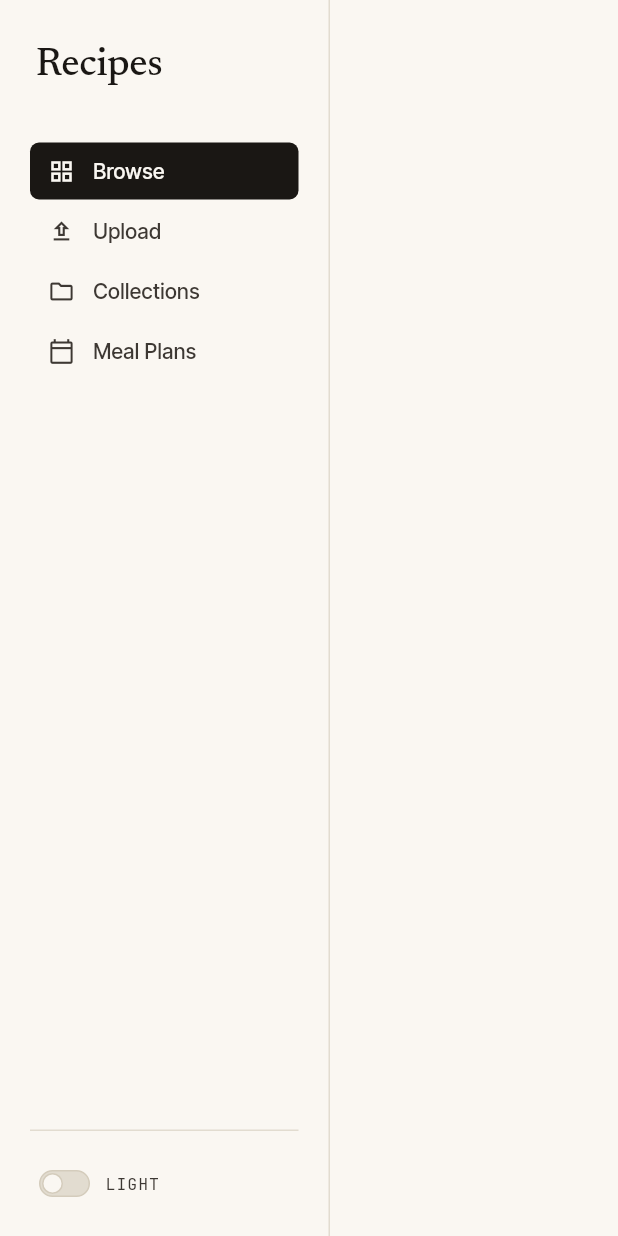
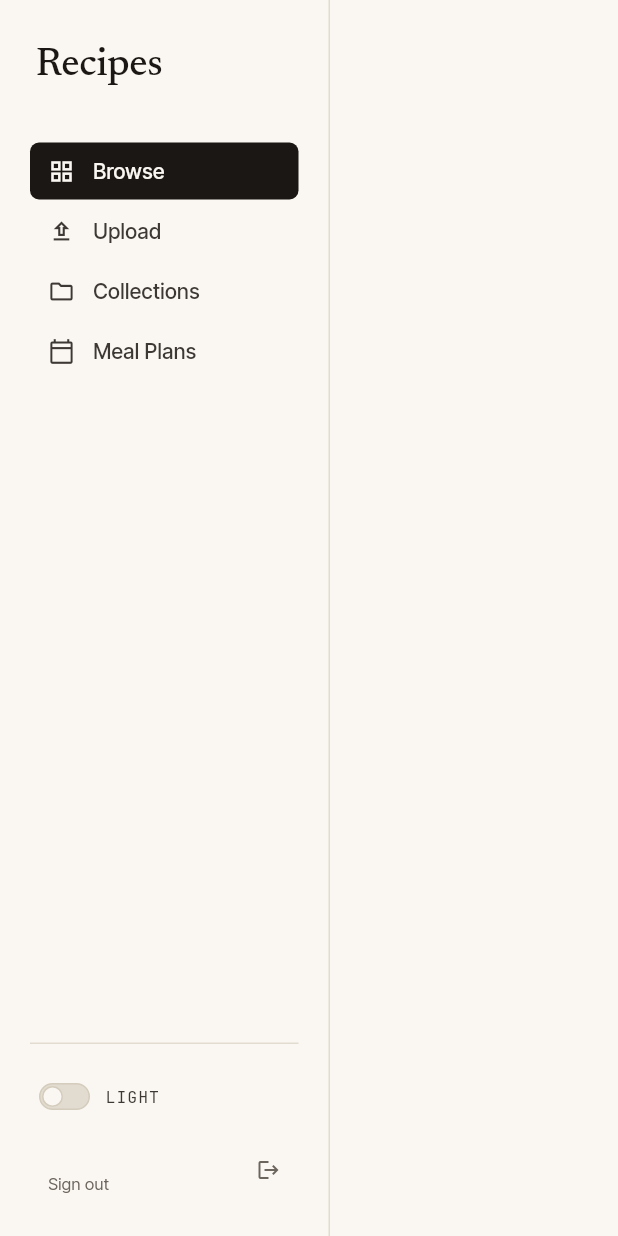
Before and after one commit to alexdalgleishmorel/recipe, a Flutter app: the SideNav widget shown alone on an empty page, opened directly with empty values, on a phone screen of 412 x 824 dp. Run offline on Flutter 3.47's test engine with Material 3 defaults, Android fonts, the phone set to English and light mode, and no system bars; our stand-ins replace google_fonts, shared_preferences; accounts and stored records are empty; network calls fail.

Commit message:
Add auth scaffolding: User model, AuthRepository, login gate
Gate the whole app behind sign-in with a local stub:
- User model (id, email, displayName, canAiImport, isAdmin) with
  copyWith/toJson/fromJson.
- Abstract AuthRepository + LocalAuthRepository stub persisting sign-in
  state in shared_preferences; both sign-in methods return an admin demo
  user. Real Cognito wiring deferred (#11/#22).
- LoginScreen with Continue with Google / Apple buttons (OAuth only).
- AuthGate root widget: shows LoginScreen when signed out, AppShell when
  signed in. Threads AuthRepository + current User into AppShell.
- Sign-out from side_nav account row (desktop) and bottom_tabs Account
  sheet (mobile).

Co-Authored-By: Claude Opus 4.8 (1M context) <noreply@anthropic.com>

```diff
--- a/frontend/lib/main.dart
+++ b/frontend/lib/main.dart
@@ -1,12 +1,13 @@
 import 'package:flutter/material.dart';
 
+import 'services/local_auth_repository.dart';
 import 'services/local_collections_repository.dart';
 import 'services/local_meal_plans_repository.dart';
 import 'services/local_recipes_repository.dart';
 import 'services/local_settings_repository.dart';
 import 'services/repositories.dart';
 import 'theme/app_theme.dart';
-import 'widgets/app_shell.dart';
+import 'widgets/auth_gate.dart';
 
 void main() {
   // Repositories — swap these implementations for `HttpRecipesRepository`
@@ -15,12 +16,14 @@ void main() {
   final MealPlansRepository plansRepo = LocalMealPlansRepository();
   final CollectionsRepository collectionsRepo = LocalCollectionsRepository();
   final SettingsRepository settingsRepo = LocalSettingsRepository();
+  final AuthRepository authRepo = LocalAuthRepository();
 
   runApp(RecipesApp(
     recipesRepo: recipesRepo,
     plansRepo: plansRepo,
     collectionsRepo: collectionsRepo,
     settingsRepo: settingsRepo,
+    authRepo: authRepo,
   ));
 }
 
@@ -31,12 +34,14 @@ class RecipesApp extends StatefulWidget {
     required this.plansRepo,
     required this.collectionsRepo,
     required this.settingsRepo,
+    required this.authRepo,
   });
 
   final RecipesRepository recipesRepo;
   final MealPlansRepository plansRepo;
   final CollectionsRepository collectionsRepo;
   final SettingsRepository settingsRepo;
+  final AuthRepository authRepo;
 
   @override
   State<RecipesApp> createState() => _RecipesAppState();
@@ -70,7 +75,8 @@ class _RecipesAppState extends State<RecipesApp> {
       theme: buildTheme(Brightness.light),
       darkTheme: buildTheme(Brightness.dark),
       themeMode: _dark ? ThemeMode.dark : ThemeMode.light,
-      home: AppShell(
+      home: AuthGate(
+        authRepo: widget.authRepo,
         recipesRepo: widget.recipesRepo,
         plansRepo: widget.plansRepo,
         collectionsRepo: widget.collectionsRepo,
--- /dev/null
+++ b/frontend/lib/models/user.dart
@@ -0,0 +1,48 @@
+/// The signed-in account. `canAiImport` and `isAdmin` are entitlement flags
+/// that gate AI-import (#6) and sharing/admin UI (#5) respectively.
+class User {
+  User({
+    required this.id,
+    required this.email,
+    required this.displayName,
+    required this.canAiImport,
+    required this.isAdmin,
+  });
+
+  final String id;
+  final String email;
+  final String displayName;
+  final bool canAiImport;
+  final bool isAdmin;
+
+  User copyWith({
+    String? id,
+    String? email,
+    String? displayName,
+    bool? canAiImport,
+    bool? isAdmin,
+  }) =>
+      User(
+        id: id ?? this.id,
+        email: email ?? this.email,
+        displayName: displayName ?? this.displayName,
+        canAiImport: canAiImport ?? this.canAiImport,
+        isAdmin: isAdmin ?? this.isAdmin,
+      );
+
+  factory User.fromJson(Map<String, dynamic> j) => User(
+        id: j['id'] as String,
+        email: (j['email'] ?? '') as String,
+        displayName: (j['displayName'] ?? '') as String,
+        canAiImport: (j['canAiImport'] as bool?) ?? false,
+        isAdmin: (j['isAdmin'] as bool?) ?? false,
+      );
+
+  Map<String, dynamic> toJson() => {
+        'id': id,
+        'email': email,
+        'displayName': displayName,
+        'canAiImport': canAiImport,
+        'isAdmin': isAdmin,
+      };
+}
--- a/frontend/lib/widgets/side_nav.dart
+++ b/frontend/lib/widgets/side_nav.dart
@@ -1,5 +1,6 @@
 import 'package:flutter/material.dart';
 
+import '../models/user.dart';
 import '../theme/app_theme.dart';
 import 'theme_toggle.dart';
 
@@ -10,12 +11,16 @@ class SideNav extends StatelessWidget {
     required this.onNav,
     required this.isDark,
     required this.onToggleTheme,
+    required this.user,
+    required this.onSignOut,
   });
 
   final int current;
   final ValueChanged<int> onNav;
   final bool isDark;
   final VoidCallback onToggleTheme;
+  final User user;
+  final Future<void> Function() onSignOut;
 
   static const _items = [
     (icon: Icons.grid_view_outlined, label: 'Browse'),
@@ -56,9 +61,64 @@ class SideNav extends StatelessWidget {
           Container(
             decoration: BoxDecoration(border: Border(top: BorderSide(color: rt.hair))),
             padding: const EdgeInsets.only(top: 18),
-            child: ThemeToggle(isDark: isDark, onToggle: onToggleTheme),
+            child: Column(
+              crossAxisAlignment: CrossAxisAlignment.start,
+              children: [
+                ThemeToggle(isDark: isDark, onToggle: onToggleTheme),
+                const SizedBox(height: 6),
+                _AccountRow(user: user, onSignOut: onSignOut),
+              ],
+            ),
           ),
         ],
+      ),
+    );
+  }
+}
+
+class _AccountRow extends StatelessWidget {
+  const _AccountRow({required this.user, required this.onSignOut});
+  final User user;
+  final Future<void> Function() onSignOut;
+
+  @override
+  Widget build(BuildContext context) {
+    final rt = context.rt;
+    return Material(
+      color: Colors.transparent,
+      borderRadius: RecipeRadius.fieldBR,
+      child: InkWell(
+        onTap: () => onSignOut(),
+        borderRadius: RecipeRadius.fieldBR,
+        hoverColor: rt.paper2,
+        child: Padding(
+          padding: const EdgeInsets.symmetric(horizontal: 12, vertical: 9),
+          child: Row(
+            children: [
+              Expanded(
+                child: Column(
+                  crossAxisAlignment: CrossAxisAlignment.start,
+                  children: [
+                    Text(
+                      user.displayName,
+                      overflow: TextOverflow.ellipsis,
+                      style: TextStyle(
+                        fontSize: 13,
+                        fontWeight: FontWeight.w600,
+                        color: rt.ink2,
+                      ),
+                    ),
+                    Text(
+                      'Sign out',
+                      style: TextStyle(fontSize: 11, color: rt.ink3),
+                    ),
+                  ],
+                ),
+              ),
+              Icon(Icons.logout, size: 16, color: rt.ink3),
+            ],
+          ),
+        ),
       ),
     );
   }
```
Also changed, not shown: frontend/lib/screens/login_screen.dart (added, +169 -0 lines), frontend/lib/services/local_auth_repository.dart (added, +50 -0 lines), frontend/lib/services/repositories.dart (+13 -0 lines), frontend/lib/widgets/app_shell.dart (+15 -1 lines), frontend/lib/widgets/auth_gate.dart (added, +94 -0 lines), frontend/lib/widgets/bottom_tabs.dart (+76 -1 lines).
